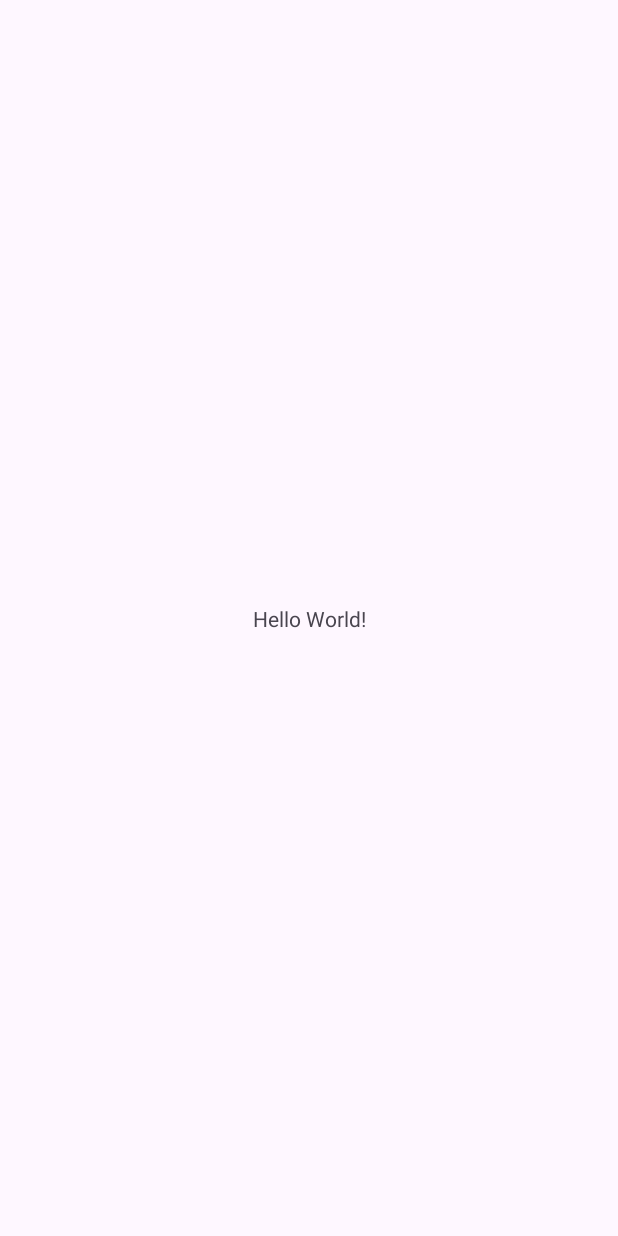
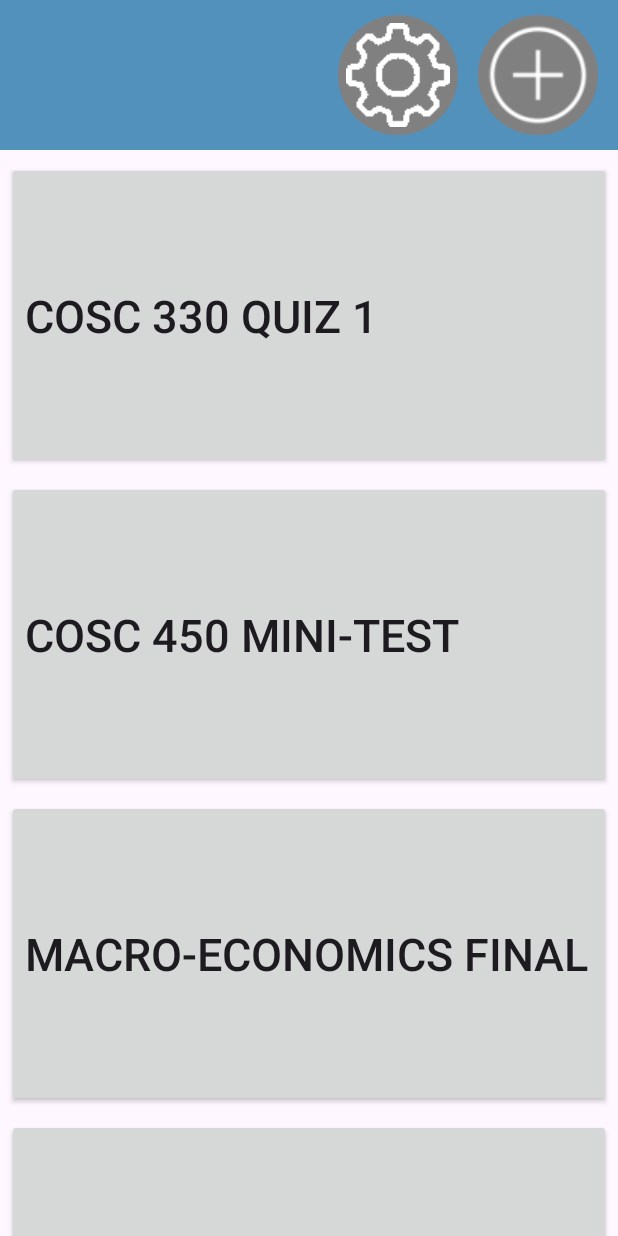
Before and after one commit to ncorcoran771/FlashcardApp, an Android app: the screen it shows after launch (MainActivity), on a phone screen of 412 x 824 dp. Before the commit the screen is almost empty. Run offline under Robolectric (Android 15) with nearby library versions, the phone set to English and light mode, and no system bars.

Commit message:
Home Screen Front-end built

```diff
--- a/app/src/main/AndroidManifest.xml
+++ b/app/src/main/AndroidManifest.xml
@@ -13,6 +13,9 @@
         android:theme="@style/Theme.FlashcardApp"
         tools:targetApi="31">
         <activity
+            android:name=".Card_Creation_Screen"
+            android:exported="false" />
+        <activity
             android:name=".MainActivity"
             android:exported="true">
             <intent-filter>
--- /dev/null
+++ b/app/src/main/java/com/hfad/flashcardapp/Card_Creation_Screen.java
@@ -0,0 +1,24 @@
+package com.hfad.flashcardapp;
+
+import android.os.Bundle;
+
+import androidx.activity.EdgeToEdge;
+import androidx.appcompat.app.AppCompatActivity;
+import androidx.core.graphics.Insets;
+import androidx.core.view.ViewCompat;
+import androidx.core.view.WindowInsetsCompat;
+
+public class Card_Creation_Screen extends AppCompatActivity {
+
+    @Override
+    protected void onCreate(Bundle savedInstanceState) {
+        super.onCreate(savedInstanceState);
+        EdgeToEdge.enable(this);
+        setContentView(R.layout.activity_card_creation_screen);
+        ViewCompat.setOnApplyWindowInsetsListener(findViewById(R.id.main), (v, insets) -> {
+            Insets systemBars = insets.getInsets(WindowInsetsCompat.Type.systemBars());
+            v.setPadding(systemBars.left, systemBars.top, systemBars.right, systemBars.bottom);
+            return insets;
+        });
+    }
+}
--- a/app/src/main/java/com/hfad/flashcardapp/MainActivity.java
+++ b/app/src/main/java/com/hfad/flashcardapp/MainActivity.java
@@ -1,6 +1,10 @@
 package com.hfad.flashcardapp;
 
 import android.os.Bundle;
+import android.util.TypedValue;
+import android.view.Gravity;
+import android.widget.Button;
+import android.widget.LinearLayout;
 
 import androidx.activity.EdgeToEdge;
 import androidx.appcompat.app.AppCompatActivity;
@@ -18,7 +22,38 @@ public class MainActivity extends AppCompatActivity {
         ViewCompat.setOnApplyWindowInsetsListener(findViewById(R.id.main), (v, insets) -> {
             Insets systemBars = insets.getInsets(WindowInsetsCompat.Type.systemBars());
             v.setPadding(systemBars.left, systemBars.top, systemBars.right, systemBars.bottom);
+            this.build_buttons();
             return insets;
         });
     }
+
+    private void set_flashcard_settings(Button new_button){
+        new_button.setTextSize(TypedValue.COMPLEX_UNIT_SP, 30);
+        new_button.setGravity(Gravity.START | Gravity.CENTER_VERTICAL);
+        LinearLayout.LayoutParams params = new LinearLayout.LayoutParams(
+                LinearLayout.LayoutParams.MATCH_PARENT,
+                (int) TypedValue.applyDimension(TypedValue.COMPLEX_UNIT_DIP, 205, getResources().getDisplayMetrics())
+        );
+        params.setMargins(
+                (int) TypedValue.applyDimension(TypedValue.COMPLEX_UNIT_DIP, 5, getResources().getDisplayMetrics()),
+                (int) TypedValue.applyDimension(TypedValue.COMPLEX_UNIT_DIP, 8, getResources().getDisplayMetrics()),
+                (int) TypedValue.applyDimension(TypedValue.COMPLEX_UNIT_DIP, 5, getResources().getDisplayMetrics()),
+                0
+        );
+        new_button.setLayoutParams(params);
+    }
+    private Button create_flashcard_button(String subject) {
+        Button new_button = new Button(this);
+        new_button.setText(subject);
+        set_flashcard_settings(new_button);
+        return new_button;
+    }
+    private void build_buttons(){
+        String[] card_subjects = getResources().getStringArray(R.array.flashcard_subjects);
+        LinearLayout card_segment = findViewById(R.id.flashcard_buttons);
+        for(String subject : card_subjects) {
+            Button new_button = this.create_flashcard_button(subject);
+            card_segment.addView(new_button);
+        }
+    }
 }
--- /dev/null
+++ b/app/src/main/res/drawable/icon_button_background.xml
@@ -0,0 +1,8 @@
+<?xml version="1.0" encoding="utf-8"?>
+<shape xmlns:android="http://schemas.android.com/apk/res/android"
+    android:shape="oval">
+    <solid android:color="#808080" />
+    <size
+        android:width="48dp"
+        android:height="48dp" />
+</shape>
--- /dev/null
+++ b/app/src/main/res/layout/activity_card_creation_screen.xml
@@ -0,0 +1,10 @@
+<?xml version="1.0" encoding="utf-8"?>
+<androidx.constraintlayout.widget.ConstraintLayout xmlns:android="http://schemas.android.com/apk/res/android"
+    xmlns:app="http://schemas.android.com/apk/res-auto"
+    xmlns:tools="http://schemas.android.com/tools"
+    android:id="@+id/main"
+    android:layout_width="match_parent"
+    android:layout_height="match_parent"
+    tools:context=".Card_Creation_Screen">
+
+</androidx.constraintlayout.widget.ConstraintLayout>
--- a/app/src/main/res/layout/activity_main.xml
+++ b/app/src/main/res/layout/activity_main.xml
@@ -7,14 +7,53 @@
     android:layout_height="match_parent"
     tools:context=".MainActivity">
 
-    <TextView
-        android:id="@+id/textView"
-        android:layout_width="wrap_content"
+    <LinearLayout
+        android:layout_height="match_parent"
+        android:layout_width="match_parent"
+        android:orientation="vertical"
+        >
+        <RelativeLayout
+            android:layout_width="match_parent"
+            android:layout_height="100dp"
+            android:background="#5391BD"
+        >
+
+            <ImageButton
+                android:id="@+id/New_Cards"
+                android:layout_width="80dp"
+                android:layout_height="80dp"
+                android:layout_marginEnd="13dp"
+                android:layout_alignParentEnd="true"
+                android:layout_centerVertical="true"
+                android:src="@drawable/add"
+                android:scaleType="centerInside"
+                android:background="@drawable/icon_button_background"/>
+            <ImageButton
+                android:id="@+id/Options"
+                android:layout_width="80dp"
+                android:layout_height="80dp"
+                android:layout_toStartOf="@id/New_Cards"
+                android:layout_alignTop="@id/New_Cards"
+                android:layout_marginEnd="13dp"
+                android:src="@drawable/settings"
+                android:scaleType="centerInside"
+                android:background="@drawable/icon_button_background"
+            />
+    </RelativeLayout>
+
+        <ScrollView
+            android:layout_width="match_parent"
+            android:layout_height="wrap_content">
+    <LinearLayout
         android:layout_height="wrap_content"
-        android:text="Hello World!"
-        app:layout_constraintBottom_toBottomOf="parent"
-        app:layout_constraintEnd_toEndOf="parent"
-        app:layout_constraintStart_toStartOf="parent"
-        app:layout_constraintTop_toTopOf="parent" />
+        android:layout_width="match_parent"
+        android:id="@+id/flashcard_buttons"
+        android:orientation="vertical"
+        />
+
+        </ScrollView>
+
+
+</LinearLayout>
 
 </androidx.constraintlayout.widget.ConstraintLayout>
--- a/app/src/main/res/values/strings.xml
+++ b/app/src/main/res/values/strings.xml
@@ -1,3 +1,11 @@
 <resources>
     <string name="app_name">Flashcard App</string>
+    <string-array name="flashcard_subjects">
+        <item>COSC 330 Quiz 1</item>
+        <item>COSC 450 Mini-test </item>
+        <item>Macro-economics Final</item>
+        <item>Calc 2 Quiz</item>
+        <item>Bio Lab Quiz</item>
+        <item>History 101</item>
+    </string-array>
 </resources>
```
Also changed, not shown: app/src/main/res/drawable/add.png (added), app/src/main/res/drawable/settings.png (added), 1 other file.
